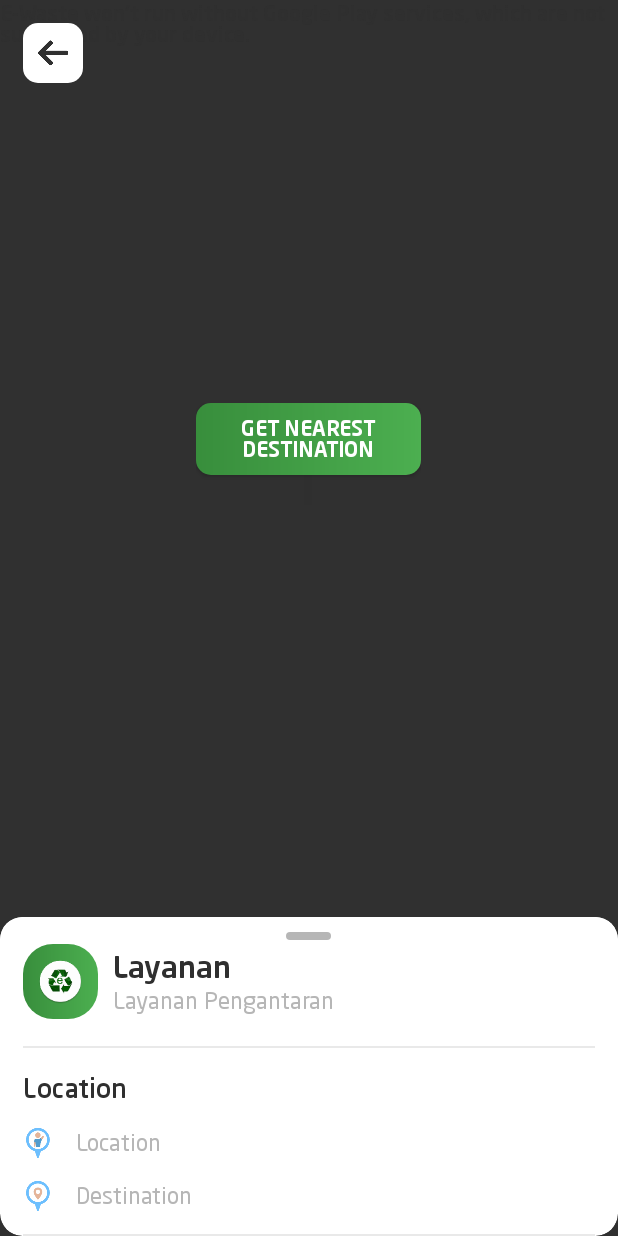
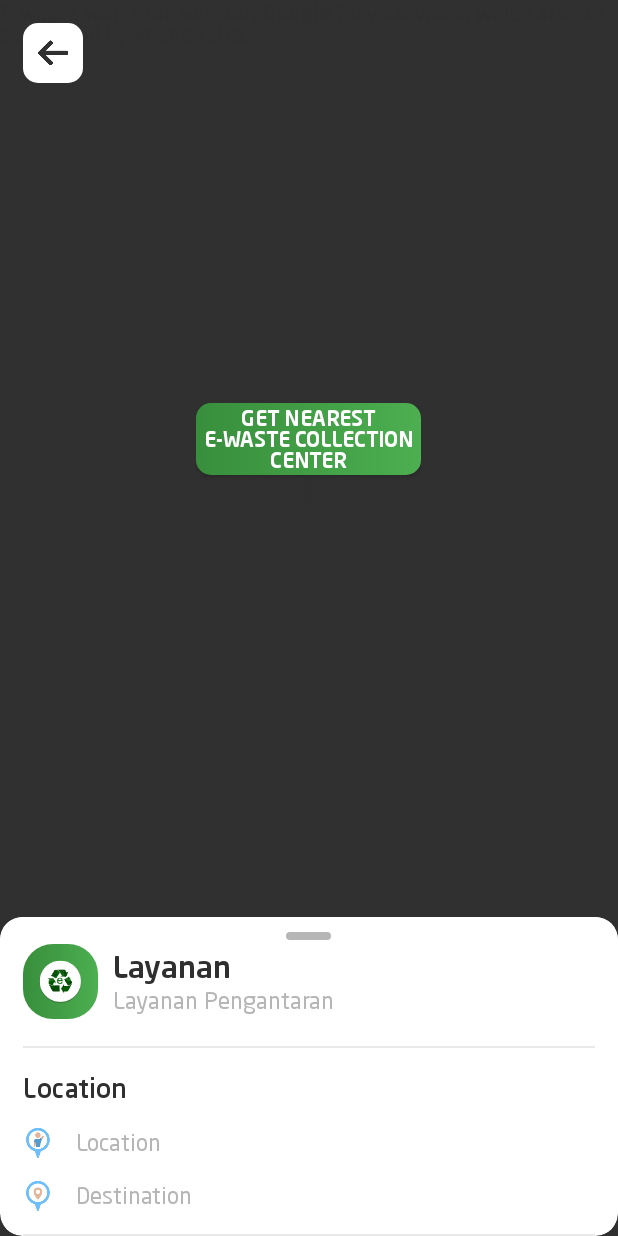
Before and after one commit to cyenite/Ewaste-Mobile, an Android app: the RideCarActivity screen opened directly, with no data from a screen before it, after a tap on "SET PICKUP", on a phone screen of 412 x 824 dp. Run offline under Robolectric (Android 15) with nearby library versions, the phone set to English and light mode, and no system bars; our stand-ins replace ButterKnife, CircleImageView, EventBus, Picasso; libraries missing offline, so code that uses them is left out: io.realm; pictures from the network do not load; 26 statements that could not run were skipped.

Commit message:
Edit strings.xml

```diff
--- a/app/src/main/res/values/strings.xml
+++ b/app/src/main/res/values/strings.xml
@@ -54,7 +54,7 @@
     <string name="ride_note">Notes</string>
 
     <string name="ride_setPickUp">Set PickUp</string>
-    <string name="ride_setDestination">Get Nearest Destination</string>
+    <string name="ride_setDestination">Get Nearest E-Waste Collection Center</string>
     <string name="text_order">Order</string>
     <string name="waiting_desc">We are searching for the closest driver</string>
     <string name="waiting_pleaseWait">Please Wait....</string>
```
